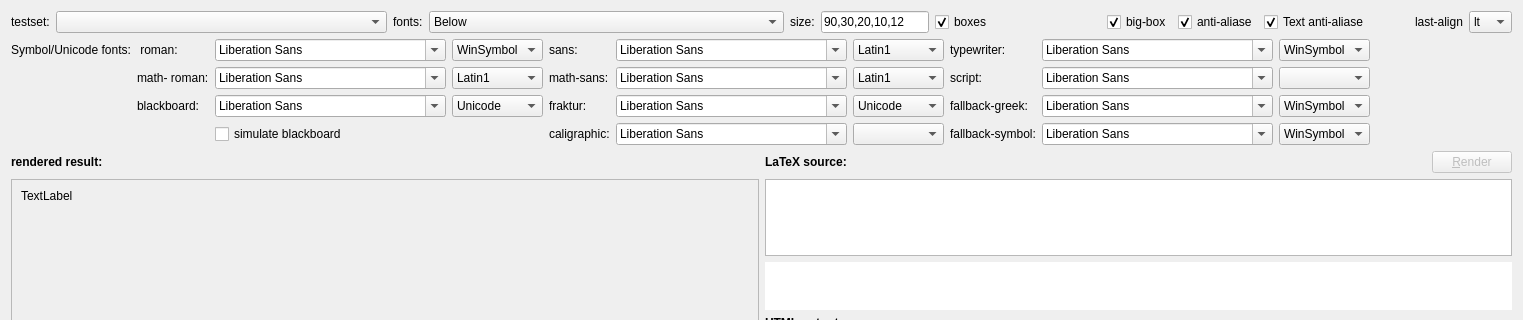
This is examples/jkqtmathtext_test/testform.ui in jkriege2/JKQtPlotter as Qt 5 draws it before an edit; both pictures show x 0 to 1523 and y 0 to 320 of the 1523 by 742 pixel window. The edited form follows.
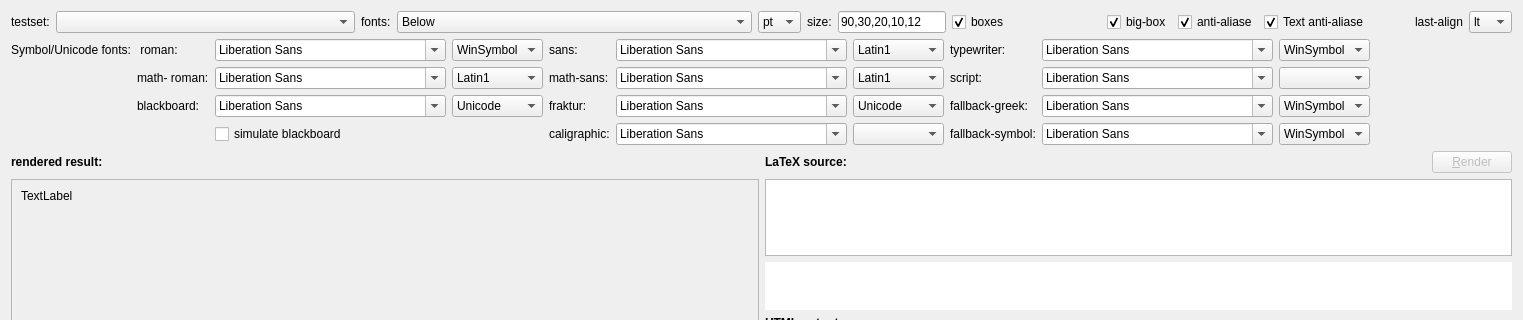
This is the edited form. Custom widgets are drawn as their Qt base class.

Diff of the .ui file:
```diff
--- a/examples/jkqtmathtext_test/testform.ui
+++ b/examples/jkqtmathtext_test/testform.ui
@@ -588,7 +588,7 @@
     </widget>
    </item>
    <item row="0" column="0" colspan="2">
-    <layout class="QHBoxLayout" name="horizontalLayout_2" stretch="0,2,0,2,0,0,1,0,0,0,0,0,0">
+    <layout class="QHBoxLayout" name="horizontalLayout_2" stretch="0,2,0,2,0,0,0,1,0,0,0,0,0,0">
      <item>
       <widget class="QLabel" name="label_3">
        <property name="text">
@@ -675,6 +675,26 @@
        </item>
       </widget>
      </item>
+     <item>
+      <widget class="QComboBox" name="cmbSizeUnit">
+       <property name="sizePolicy">
+        <sizepolicy hsizetype="Minimum" vsizetype="Fixed">
+         <horstretch>0</horstretch>
+         <verstretch>0</verstretch>
+        </sizepolicy>
+       </property>
+       <item>
+        <property name="text">
+         <string>pt</string>
+        </property>
+       </item>
+       <item>
+        <property name="text">
+         <string>px</string>
+        </property>
+       </item>
+      </widget>
+     </item>
      <item>
       <widget class="QLabel" name="label_2">
        <property name="text">
```
